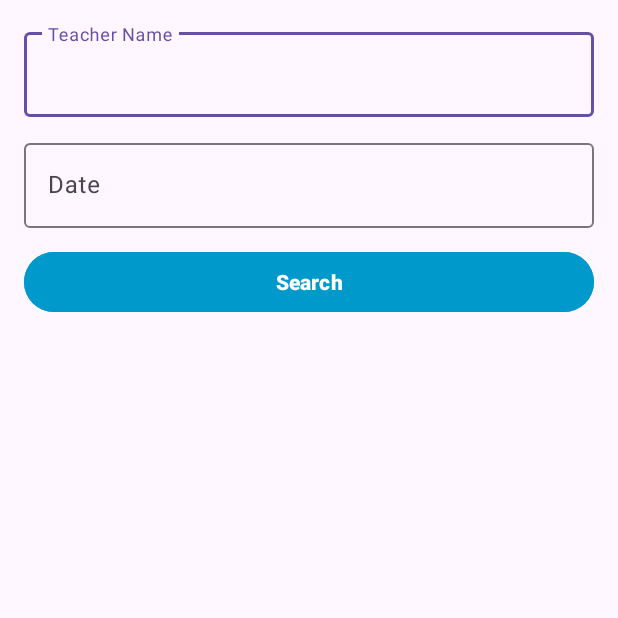
After one commit to ltn23/YogaAdmin, an Android app: the SearchActivity screen opened directly, with no data from a screen before it, on a phone screen of 412 x 824 dp, the top half of it. The commit adds this screen. Run offline under Robolectric (Android 15) with nearby library versions, the phone set to English and light mode, and no system bars.

Commit message:
add Search

```diff
--- a/YogaAdminApp/app/src/main/AndroidManifest.xml
+++ b/YogaAdminApp/app/src/main/AndroidManifest.xml
@@ -44,6 +44,10 @@
         <activity
             android:name=".Class.EditClassActivity"
         />
+        <activity
+            android:name=".Search.SearchActivity"
+            android:exported="false">
+        </activity>
     </application>
 
 
--- /dev/null
+++ b/YogaAdminApp/app/src/main/java/com/example/yogaadminapp/Search/SearchActivity.java
@@ -0,0 +1,98 @@
+package com.example.yogaadminapp.Search;
+
+
+import android.app.DatePickerDialog;
+import android.os.Bundle;
+import android.widget.Button;
+import android.widget.EditText;
+import android.widget.Toast;
+
+import androidx.appcompat.app.AppCompatActivity;
+import androidx.recyclerview.widget.LinearLayoutManager;
+import androidx.recyclerview.widget.RecyclerView;
+
+import com.example.yogaadminapp.Class.ClassAdapter;
+import com.example.yogaadminapp.Class.ClassModel;
+import com.example.yogaadminapp.DatabaseHelper;
+import com.example.yogaadminapp.R;
+
+import java.util.ArrayList;
+import java.util.Calendar;
+
+public class SearchActivity extends AppCompatActivity {
+
+    EditText edtSearchTeacher, edtSearchDate;
+    Button btnSearch;
+    RecyclerView recyclerViewSearchResults;
+    DatabaseHelper dbHelper;
+    ClassAdapter adapter;
+    ArrayList<ClassModel> searchResults;
+
+    @Override
+    protected void onCreate(Bundle savedInstanceState) {
+        super.onCreate(savedInstanceState);
+        setContentView(R.layout.activity_search);
+
+        edtSearchTeacher = findViewById(R.id.edtSearchTeacher);
+        edtSearchDate = findViewById(R.id.edtSearchDate);
+        btnSearch = findViewById(R.id.btnSearch);
+        recyclerViewSearchResults = findViewById(R.id.recyclerViewSearchResults);
+
+        dbHelper = new DatabaseHelper(this);
+        searchResults = new ArrayList<>();
+        adapter = new ClassAdapter(this, searchResults);
+        recyclerViewSearchResults.setLayoutManager(new LinearLayoutManager(this));
+        recyclerViewSearchResults.setAdapter(adapter);
+
+        edtSearchDate.setOnClickListener(v -> showDatePickerDialog());
+
+        btnSearch.setOnClickListener(v -> performSearch());
+    }
+
+    private void showDatePickerDialog() {
+        Calendar calendar = Calendar.getInstance();
+        int year = calendar.get(Calendar.YEAR);
+        int month = calendar.get(Calendar.MONTH);
+        int day = calendar.get(Calendar.DAY_OF_MONTH);
+
+        DatePickerDialog datePickerDialog = new DatePickerDialog(
+                this,
+                (view, selectedYear, selectedMonth, selectedDay) -> {
+                    String date = String.format("%02d/%02d/%04d", selectedDay, selectedMonth + 1, selectedYear);
+                    edtSearchDate.setText(date);
+                },
+                year,
+                month,
+                day
+        );
+        datePickerDialog.show();
+    }
+
+    private void performSearch() {
+        String teacherName = edtSearchTeacher.getText().toString().trim();
+        String date = edtSearchDate.getText().toString().trim();
+
+        searchResults.clear();
+
+        if (!teacherName.isEmpty() && !date.isEmpty()) {
+            // Tìm kiếm theo cả teacher và date
+            searchResults.addAll(dbHelper.getClassesByTeacherAndDate(teacherName, date));
+        } else if (!teacherName.isEmpty()) {
+            // Tìm kiếm theo teacher
+            searchResults.addAll(dbHelper.getClassesByTeacher(teacherName));
+        } else if (!date.isEmpty()) {
+            // Tìm kiếm theo date
+            searchResults.addAll(dbHelper.getClassesByDate(date));
+        } else {
+            Toast.makeText(this, "Enter Teacher Name or Date to search", Toast.LENGTH_SHORT).show();
+            return;
+        }
+
+        if (searchResults.isEmpty()) {
+            Toast.makeText(this, "No results found", Toast.LENGTH_SHORT).show();
+        } else {
+            adapter.notifyDataSetChanged();
+        }
+    }
+
+}
--- /dev/null
+++ b/YogaAdminApp/app/src/main/res/drawable/ic_search.xml
@@ -0,0 +1,5 @@
+<vector xmlns:android="http://schemas.android.com/apk/res/android" android:height="24dp" android:tint="#000000" android:viewportHeight="24" android:viewportWidth="24" android:width="24dp">
+
+    <path android:fillColor="@android:color/white" android:pathData="M15.5,14h-0.79l-0.28,-0.27C15.41,12.59 16,11.11 16,9.5 16,5.91 13.09,3 9.5,3S3,5.91 3,9.5 5.91,16 9.5,16c1.61,0 3.09,-0.59 4.23,-1.57l0.27,0.28v0.79l5,4.99L20.49,19l-4.99,-5zM9.5,14C7.01,14 5,11.99 5,9.5S7.01,5 9.5,5 14,7.01 14,9.5 11.99,14 9.5,14z"/>
+
+</vector>
--- /dev/null
+++ b/YogaAdminApp/app/src/main/res/layout/activity_search.xml
@@ -0,0 +1,58 @@
+<?xml version="1.0" encoding="utf-8"?>
+<ScrollView xmlns:android="http://schemas.android.com/apk/res/android"
+    android:layout_width="match_parent"
+    android:layout_height="match_parent"
+    android:padding="16dp">
+
+    <LinearLayout
+        android:layout_width="match_parent"
+        android:layout_height="wrap_content"
+        android:orientation="vertical">
+
+        <!-- Search by Teacher Name -->
+        <com.google.android.material.textfield.TextInputLayout
+            android:layout_width="match_parent"
+            android:layout_height="wrap_content"
+            android:layout_marginBottom="12dp"
+            android:hint="Teacher Name">
+
+            <com.google.android.material.textfield.TextInputEditText
+                android:id="@+id/edtSearchTeacher"
+                android:layout_width="match_parent"
+                android:layout_height="wrap_content" />
+        </com.google.android.material.textfield.TextInputLayout>
+
+        <!-- Search by Date -->
+        <com.google.android.material.textfield.TextInputLayout
+            android:layout_width="match_parent"
+            android:layout_height="wrap_content"
+            android:layout_marginBottom="12dp"
+            android:hint="Date">
+
+            <com.google.android.material.textfield.TextInputEditText
+                android:id="@+id/edtSearchDate"
+                android:layout_width="match_parent"
+                android:layout_height="wrap_content"
+                android:focusable="false"
+                android:clickable="true" />
+        </com.google.android.material.textfield.TextInputLayout>
+
+        <!-- Search Button -->
+        <Button
+            android:id="@+id/btnSearch"
+            android:layout_width="match_parent"
+            android:layout_height="wrap_content"
+            android:text="Search"
+            android:backgroundTint="@android:color/holo_blue_dark"
+            android:textColor="@android:color/white"
+            android:textStyle="bold"
+            android:layout_marginBottom="16dp" />
+
+        <!-- RecyclerView for Search Results -->
+        <androidx.recyclerview.widget.RecyclerView
+            android:id="@+id/recyclerViewSearchResults"
+            android:layout_width="match_parent"
+            android:layout_height="wrap_content"
+            android:layout_marginTop="12dp" />
+    </LinearLayout>
+</ScrollView>
```
Also changed, not shown: YogaAdminApp/app/src/main/java/com/example/yogaadminapp/DatabaseHelper.java (+71 -0 lines), YogaAdminApp/app/src/main/java/com/example/yogaadminapp/MainActivity.java (+9 -3 lines), YogaAdminApp/app/src/main/res/menu/bottom_nav_menu.xml (+8 -3 lines).
